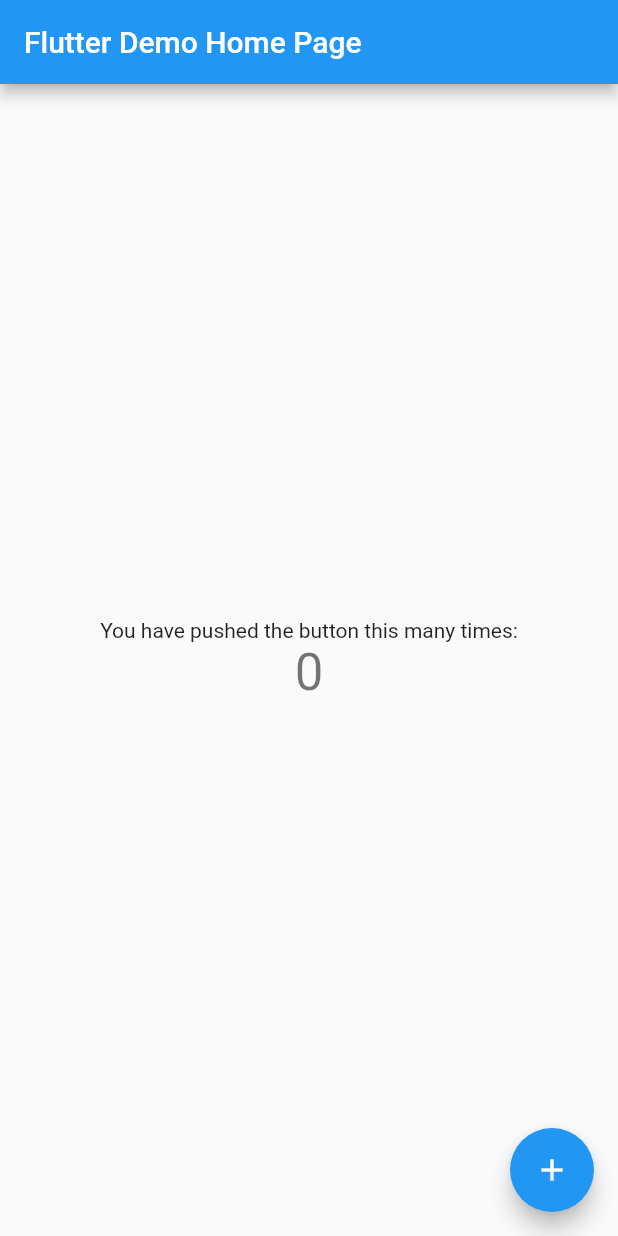
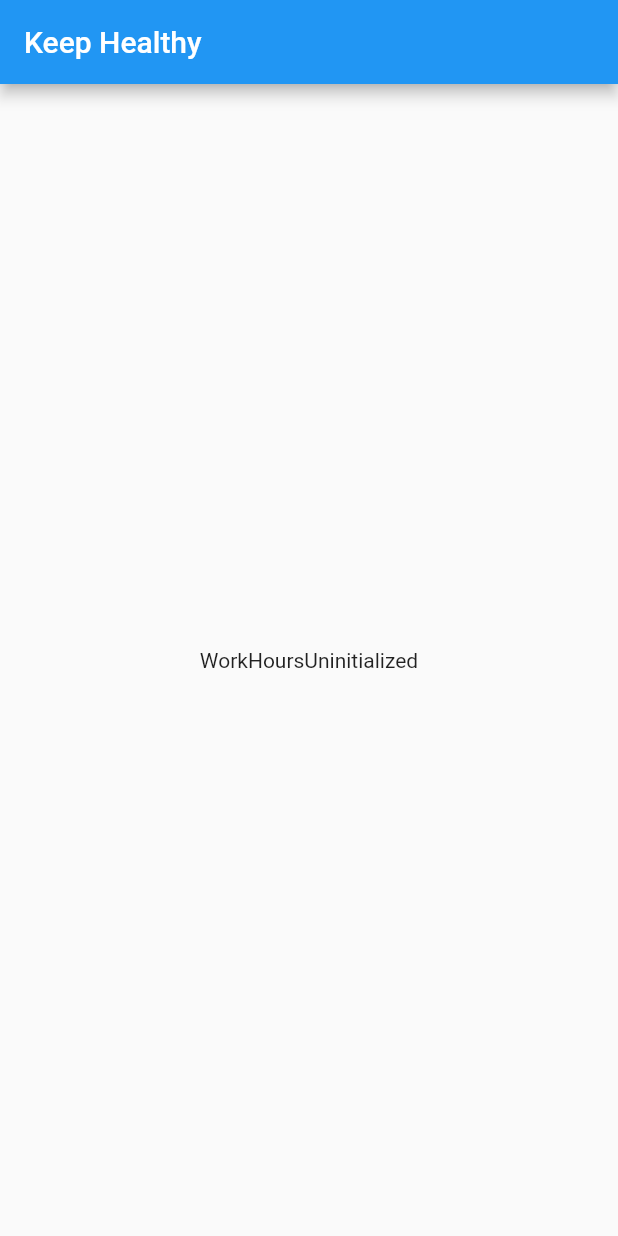
Before and after one commit to MTomczynski/Keep-Healthy, a Flutter app: the screen it shows after launch, on a phone screen of 412 x 824 dp. Run offline on Flutter 3.47's test engine with Material 2 defaults, Android fonts, the phone set to English and light mode, and no system bars; our stand-ins replace bloc, equatable, flutter_bloc, shared_preferences.

Commit message:
Extracted screen to separate file home_page. Added basic logic to read state from bloc

```diff
--- /dev/null
+++ b/lib/data/ui/home_page.dart
@@ -0,0 +1,41 @@
+import 'package:flutter/material.dart';
+import 'package:flutter/widgets.dart';
+import 'package:flutter_bloc/flutter_bloc.dart';
+import 'package:intl/intl.dart';
+import 'package:keep_healthy/data/ui/work_hours_bloc.dart';
+import 'package:keep_healthy/data/ui/work_hours_state.dart';
+
+class MyHomePage extends StatefulWidget {
+  MyHomePage({Key key, this.title}) : super(key: key);
+
+  final String title;
+
+  @override
+  State<StatefulWidget> createState() => _MyHomePageState();
+}
+
+class _MyHomePageState extends State<MyHomePage> {
+
+  final uninitializedDate = DateTime.parse("2000-01-01 00:00:00Z");
+
+  void _formatDate(DateTime dateTime) {
+    String formattedDate = DateFormat('HH:mm').format(dateTime);
+  }
+
+  @override
+  Widget build(BuildContext context) {
+
+    return BlocBuilder<WorkHoursBloc, WorkHoursState>(
+      builder: (context, state) {
+        return Scaffold(
+          appBar: AppBar(
+
+            title: Text(widget.title),
+          ),
+          body: Center(
+            child: Text(state.toString()),
+          ),
+        );
+      });
+  }
+}
--- a/lib/main.dart
+++ b/lib/main.dart
@@ -1,4 +1,9 @@
 import 'package:flutter/material.dart';
+import 'package:flutter_bloc/flutter_bloc.dart';
+import 'package:keep_healthy/data/repository/work_hours_repository.dart';
+import 'package:keep_healthy/data/ui/work_hours_bloc.dart';
+import 'package:keep_healthy/data/ui/work_hours_event.dart';
+import 'data/ui/home_page.dart';
 
 void main() => runApp(MyApp());
 
@@ -6,65 +11,16 @@
   @override
   Widget build(BuildContext context) {
     return MaterialApp(
-      title: 'Flutter Demo',
-      theme: ThemeData(
-
-        primarySwatch: Colors.blue,
-      ),
-      home: MyHomePage(title: 'Flutter Demo Home Page'),
-    );
+        title: 'Flutter Demo',
+        theme: ThemeData(
+          primarySwatch: Colors.blue,
+        ),
+        home: BlocProvider(
+          builder: (context) =>
+              WorkHoursBloc(WorkHoursRepository())..dispatch(GetWorkHours()),
+          child: MyHomePage(
+            title: "Keep Healthy",
+          ),
+        ));
   }
 }
-
-class MyHomePage extends StatefulWidget {
-  MyHomePage({Key key, this.title}) : super(key: key);
-
-
-  final String title;
-
-  @override
-  _MyHomePageState createState() => _MyHomePageState();
-}
-
-class _MyHomePageState extends State<MyHomePage> {
-  int _counter = 0;
-
-  void _incrementCounter() {
-    setState(() {
-
-      _counter++;
-    });
-  }
-
-  @override
-  Widget build(BuildContext context) {
-
-    return Scaffold(
-      appBar: AppBar(
-
-        title: Text(widget.title),
-      ),
-      body: Center(
-
-        child: Column(
-
-          mainAxisAlignment: MainAxisAlignment.center,
-          children: <Widget>[
-            Text(
-              'You have pushed the button this many times:',
-            ),
-            Text(
-              '$_counter',
-              style: Theme.of(context).textTheme.display1,
-            ),
-          ],
-        ),
-      ),
-      floatingActionButton: FloatingActionButton(
-        onPressed: _incrementCounter,
-        tooltip: 'Increment',
-        child: Icon(Icons.add),
-      ),
-    );
-  }
-}
```
